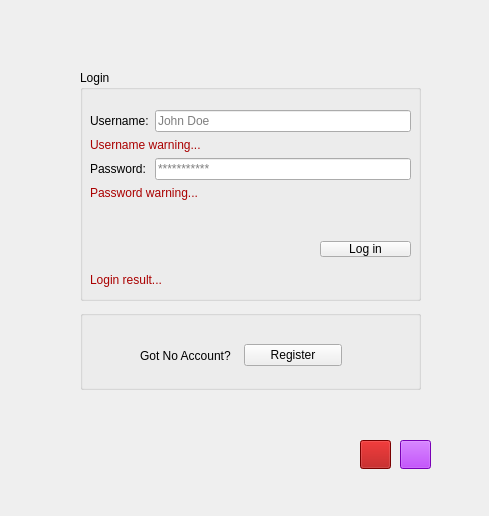
The window that loginpage.ui (borhanem/Messenger_Void_13) describes before a commit, drawn with Qt 5.
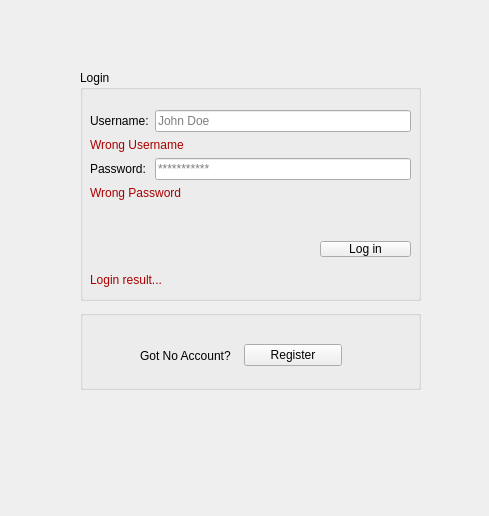
The same window after the commit. Icons and pictures are not drawn.

Patch:
```diff
--- a/loginpage.ui
+++ b/loginpage.ui
@@ -83,7 +83,7 @@
         <string notr="true">color: rgb(170, 0, 0);</string>
        </property>
        <property name="text">
-        <string>Username warning...</string>
+        <string>Wrong Username&lt;!&gt;</string>
        </property>
       </widget>
      </item>
@@ -116,7 +116,7 @@
         <string notr="true">color: rgb(170, 0, 0);</string>
        </property>
        <property name="text">
-        <string>Password warning...</string>
+        <string>Wrong Password&lt;!&gt;</string>
        </property>
       </widget>
      </item>
@@ -187,14 +187,17 @@
   <widget class="QPushButton" name="Theme_1">
    <property name="geometry">
     <rect>
-     <x>360</x>
-     <y>440</y>
-     <width>31</width>
-     <height>29</height>
+     <x>390</x>
+     <y>430</y>
+     <width>20</width>
+     <height>21</height>
     </rect>
    </property>
    <property name="styleSheet">
-    <string notr="true">background-color: rgb(170, 0, 0);</string>
+    <string notr="true">background-image: url(:/new/prefix1/Style/red.png);
+border-color: rgb(170, 170, 127);
+border-radius:0%;
+</string>
    </property>
    <property name="text">
     <string/>
@@ -203,14 +206,16 @@
   <widget class="QPushButton" name="Theme_2_pbn">
    <property name="geometry">
     <rect>
-     <x>400</x>
-     <y>440</y>
-     <width>31</width>
-     <height>29</height>
+     <x>360</x>
+     <y>430</y>
+     <width>21</width>
+     <height>21</height>
     </rect>
    </property>
    <property name="styleSheet">
-    <string notr="true">background-color: rgb(170, 0, 255);</string>
+    <string notr="true">background-image: url(:/new/prefix1/Style/Stars.png);
+border-color: rgb(170, 170, 127);
+border-radius:0%;</string>
    </property>
    <property name="text">
     <string/>
```
